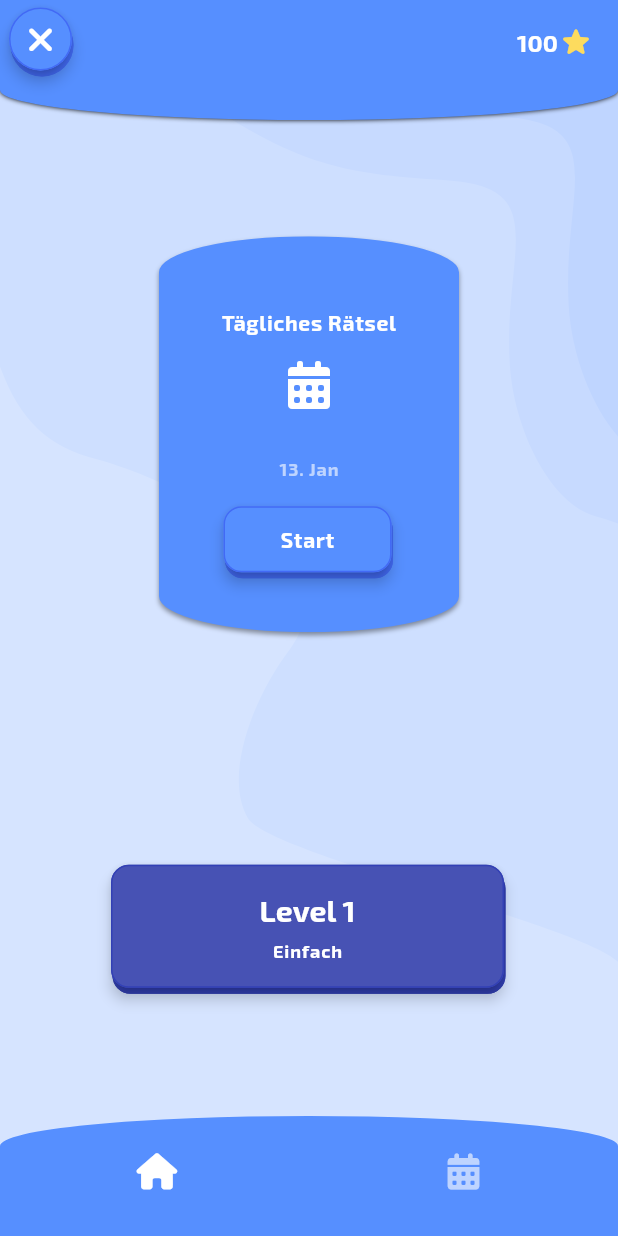
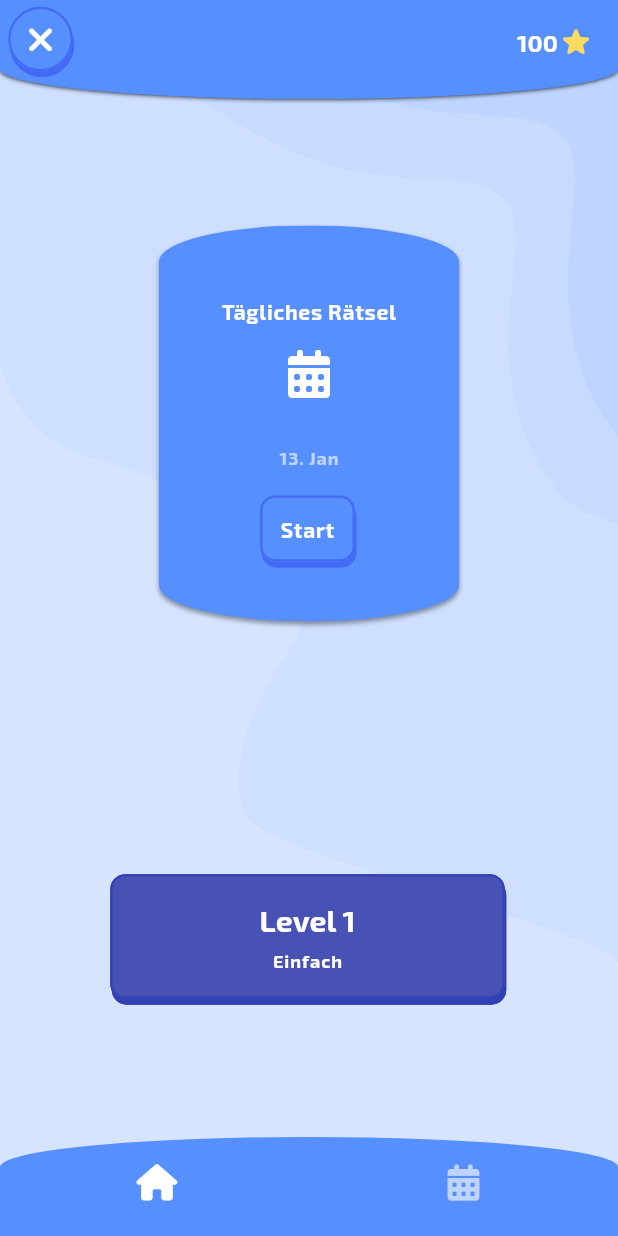
Before and after one commit to FelberMartin/kompositum, a Flutter app: the screen it shows after launch, on a phone screen of 412 x 824 dp. Run offline on Flutter 3.47's test engine with Material 3 defaults, Android fonts, the phone set to English and light mode, and no system bars; drawn by our look-alikes of animated_flip_counter; our stand-ins replace cloud_firestore, firebase_core, flutter_svg, font_awesome_flutter, get_it, shared_preferences and 2 more; missing offline and left inert: graph_collection; accounts and stored records are empty.

Commit message:
UI adjustments

```diff
--- a/lib/screens/home_page.dart
+++ b/lib/screens/home_page.dart
@@ -224,9 +224,14 @@ class DailyLevelContainer extends StatelessWidget {
                         color: Theme.of(context).colorScheme.onSecondary,
                         size: 32,
                       )
-                      : MySecondaryTextButton(
-                        text: "Start",
-                        onPressed: onPlayPressed,
+                      : Row(
+                        mainAxisSize: MainAxisSize.min,
+                        children: [
+                          MySecondaryTextButton(
+                            text: "Start",
+                            onPressed: onPlayPressed,
+                          ),
+                        ],
                       ),
                 ),
               ),
--- a/lib/widgets/common/my_3d_container.dart
+++ b/lib/widgets/common/my_3d_container.dart
@@ -10,7 +10,7 @@ class My3dContainer extends StatefulWidget {
     this.clickable = false,
     this.onPressed,
     this.animationDuration = const Duration(milliseconds: 100),
-    this.cornerRadius = 12,
+    this.cornerRadius = 10,
   });
 
   final Widget child;
@@ -59,7 +59,7 @@ class _My3dContainerState extends State<My3dContainer> {
             child: _EmbedChild(
               backgroundColor: widget.topColor,
               borderColor: widget.sideColor,
-              elevation: 4,
+              elevation: 0,
               animationDuration: widget.animationDuration,
               cornerRadius: widget.cornerRadius,
               clickable: widget.clickable,
@@ -129,7 +129,7 @@ class _EmbedChild extends StatelessWidget {
             color: backgroundColor,
             border: Border.all(
               color: borderColor,
-              width: 1.0,   // Hairline border
+              width: 1.5,
             ),
           ),
           child: Listener(
--- a/lib/widgets/common/my_app_bar.dart
+++ b/lib/widgets/common/my_app_bar.dart
@@ -8,7 +8,7 @@
 import 'my_icon_button.dart';
 
 
-const AppBarHeight = 80.0;
+const AppBarHeight = 66.0;
 
 class MyDefaultAppBar extends StatelessWidget implements PreferredSizeWidget {
 
--- a/lib/widgets/common/my_bottom_navigation_bar.dart
+++ b/lib/widgets/common/my_bottom_navigation_bar.dart
@@ -54,7 +54,7 @@ class _MyBottomNavigationBarState extends State<MyBottomNavigationBar> {
     return ClipPath(
       clipper: RoundedEdgeClipper(onBottom: false),
       child: SizedBox(
-        height: 80,
+        height: 66,
         child: BottomNavigationBar(
           items: items,
           onTap: (index) {
--- a/lib/widgets/play/top_row.dart
+++ b/lib/widgets/play/top_row.dart
@@ -31,7 +31,7 @@ class TopRow extends StatelessWidget implements PreferredSizeWidget {
       onNavigationPressed: onBackPressed,
       middleContent: Column(
         children: [
-          SizedBox(height: 16.0),
+          SizedBox(height: 4.0),
           Text(
             title,
             style: Theme.of(context).textTheme.titleMedium,
```
Also changed, not shown: 1 other file.
